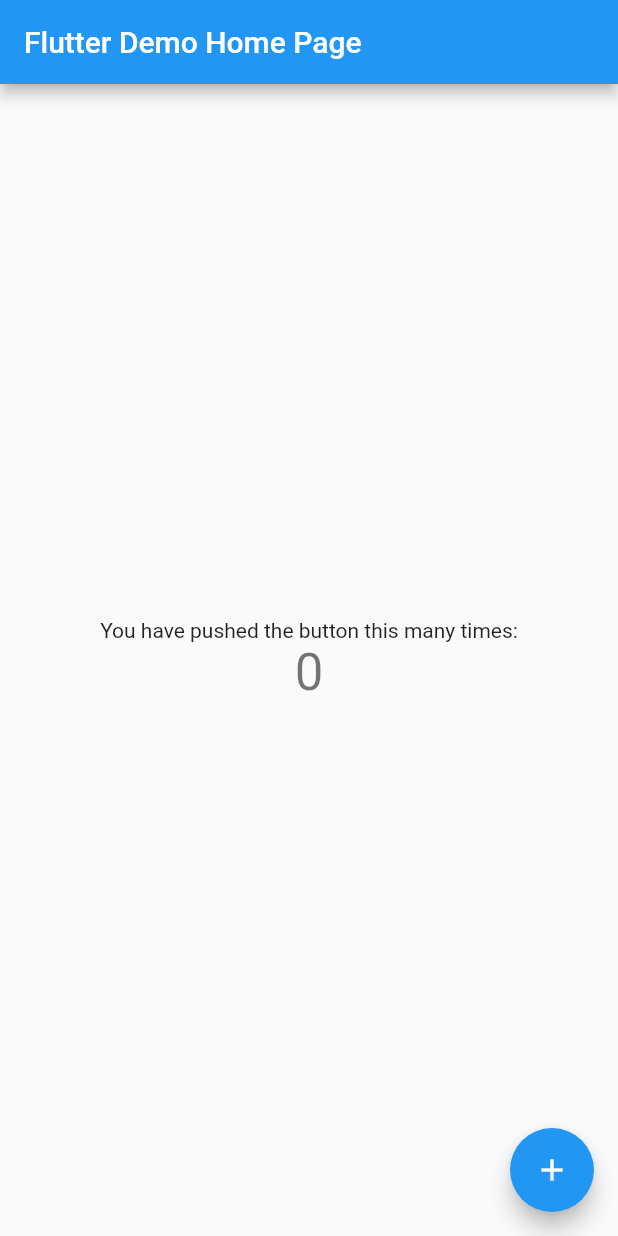
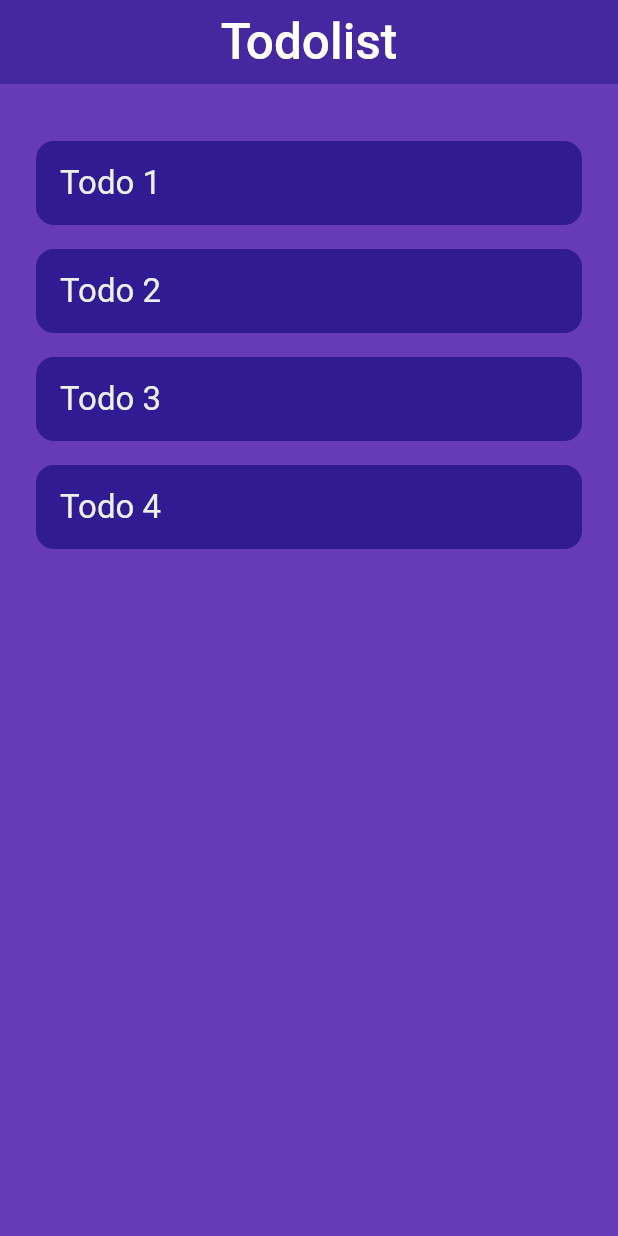
Before and after one commit to gddeazevedo/Todolist, a Flutter app: the screen it shows after launch, on a phone screen of 412 x 824 dp. Run offline on Flutter 3.47's test engine with Material 2 defaults, Android fonts, the phone set to English and light mode, and no system bars.

Commit message:
adding todo list

```diff
--- a/lib/main.dart
+++ b/lib/main.dart
@@ -1,117 +1,11 @@
 import 'package:flutter/material.dart';
+import 'package:todolist/screens/home.dart';
 
 void main() {
-  runApp(MyApp());
+  final app = MaterialApp(
+    title: 'Todolist',
+    home: Home(),
+  );
+
+  runApp(app);
 }
-
-class MyApp extends StatelessWidget {
-  // This widget is the root of your application.
-  @override
-  Widget build(BuildContext context) {
-    return MaterialApp(
-      title: 'Flutter Demo',
-      theme: ThemeData(
-        // This is the theme of your application.
-        //
-        // Try running your application with "flutter run". You'll see the
-        // application has a blue toolbar. Then, without quitting the app, try
-        // changing the primarySwatch below to Colors.green and then invoke
-        // "hot reload" (press "r" in the console where you ran "flutter run",
-        // or simply save your changes to "hot reload" in a Flutter IDE).
-        // Notice that the counter didn't reset back to zero; the application
-        // is not restarted.
-        primarySwatch: Colors.blue,
-        // This makes the visual density adapt to the platform that you run
-        // the app on. For desktop platforms, the controls will be smaller and
-        // closer together (more dense) than on mobile platforms.
-        visualDensity: VisualDensity.adaptivePlatformDensity,
-      ),
-      home: MyHomePage(title: 'Flutter Demo Home Page'),
-    );
-  }
-}
-
-class MyHomePage extends StatefulWidget {
-  MyHomePage({Key key, this.title}) : super(key: key);
-
-  // This widget is the home page of your application. It is stateful, meaning
-  // that it has a State object (defined below) that contains fields that affect
-  // how it looks.
-
-  // This class is the configuration for the state. It holds the values (in this
-  // case the title) provided by the parent (in this case the App widget) and
-  // used by the build method of the State. Fields in a Widget subclass are
-  // always marked "final".
-
-  final String title;
-
-  @override
-  _MyHomePageState createState() => _MyHomePageState();
-}
-
-class _MyHomePageState extends State<MyHomePage> {
-  int _counter = 0;
-
-  void _incrementCounter() {
-    setState(() {
-      // This call to setState tells the Flutter framework that something has
-      // changed in this State, which causes it to rerun the build method below
-      // so that the display can reflect the updated values. If we changed
-      // _counter without calling setState(), then the build method would not be
-      // called again, and so nothing would appear to happen.
-      _counter++;
-    });
-  }
-
-  @override
-  Widget build(BuildContext context) {
-    // This method is rerun every time setState is called, for instance as done
-    // by the _incrementCounter method above.
-    //
-    // The Flutter framework has been optimized to make rerunning build methods
-    // fast, so that you can just rebuild anything that needs updating rather
-    // than having to individually change instances of widgets.
-    return Scaffold(
-      appBar: AppBar(
-        // Here we take the value from the MyHomePage object that was created by
-        // the App.build method, and use it to set our appbar title.
-        title: Text(widget.title),
-      ),
-      body: Center(
-        // Center is a layout widget. It takes a single child and positions it
-        // in the middle of the parent.
-        child: Column(
-          // Column is also a layout widget. It takes a list of children and
-          // arranges them vertically. By default, it sizes itself to fit its
-          // children horizontally, and tries to be as tall as its parent.
-          //
-          // Invoke "debug painting" (press "p" in the console, choose the
-          // "Toggle Debug Paint" action from the Flutter Inspector in Android
-          // Studio, or the "Toggle Debug Paint" command in Visual Studio Code)
-          // to see the wireframe for each widget.
-          //
-          // Column has various properties to control how it sizes itself and
-          // how it positions its children. Here we use mainAxisAlignment to
-          // center the children vertically; the main axis here is the vertical
-          // axis because Columns are vertical (the cross axis would be
-          // horizontal).
-          mainAxisAlignment: MainAxisAlignment.center,
-          children: <Widget>[
-            Text(
-              'You have pushed the button this many times:',
-            ),
-            Text(
-              '$_counter',
-              style: Theme.of(context).textTheme.headline4,
-            ),
-          ],
-        ),
-      ),
-      floatingActionButton: FloatingActionButton(
-        onPressed: _incrementCounter,
-        tooltip: 'Increment',
-        child: Icon(Icons.add),
-      ), // This trailing comma makes auto-formatting nicer for build methods.
-    );
-  }
-}
--- /dev/null
+++ b/lib/models/todo.dart
@@ -0,0 +1,10 @@
+class Todo {
+  String title;
+  bool _isDone = false;
+
+  Todo({this.title});
+
+  void done() {
+    _isDone = true;
+  }
+}
--- /dev/null
+++ b/lib/screens/details.dart
@@ -0,0 +1,13 @@
+import 'package:flutter/material.dart';
+
+class Details extends StatefulWidget {
+  @override
+  _DetailsState createState() => _DetailsState();
+}
+
+class _DetailsState extends State<Details> {
+  @override
+  Widget build(BuildContext context) {
+    return null;
+  }
+}
--- /dev/null
+++ b/lib/screens/home.dart
@@ -0,0 +1,32 @@
+import 'package:flutter/material.dart';
+import 'package:todolist/widgets/todolist.dart';
+
+class Home extends StatelessWidget {
+  @override
+  Widget build(BuildContext context) {
+    return Scaffold(
+      backgroundColor: Colors.deepPurple[500],
+      appBar: AppBar(
+        title: Text(
+          'Todolist',
+          style: TextStyle(
+            fontSize: 33,
+          ),
+        ),
+        elevation: 0,
+        backgroundColor: Colors.deepPurple[800],
+        centerTitle: true,
+      ),
+      body: Container(
+        child: Column(
+          children: <Widget>[
+            SizedBox(height: 30),
+            Flexible(
+              child: TodoList(),
+            )
+          ],
+        ),
+      ),
+    );
+  }
+}
--- /dev/null
+++ b/lib/widgets/todolist.dart
@@ -0,0 +1,49 @@
+import 'package:flutter/material.dart';
+import 'package:todolist/models/todo.dart';
+
+class TodoList extends StatefulWidget {
+  @override
+  _TodoListState createState() => _TodoListState();
+}
+
+class _TodoListState extends State<TodoList> {
+  List<Todo> _todos = [
+    Todo(title: 'Todo 1'),
+    Todo(title: 'Todo 2'),
+    Todo(title: 'Todo 3'),
+    Todo(title: 'Todo 4'),
+  ];
+
+  Widget _itemBuilder(BuildContext context, int index) {
+    return Padding(
+      padding: EdgeInsets.symmetric(vertical: 4, horizontal: 20),
+      child: Card(
+        elevation: 0,
+        color: Colors.deepPurple[900],
+        shape: RoundedRectangleBorder(
+          borderRadius: BorderRadius.all(Radius.circular(12)),
+        ),
+        child: Container(
+          child: ListTile(
+            onTap: () => setState(() => print(_todos[index])),
+            title: Text(
+              _todos[index].title,
+              style: TextStyle(
+                fontSize: 22,
+                color: Colors.grey[200],
+              ),
+            ),
+          ),
+        ),
+      ),
+    );
+  }
+
+  @override
+  Widget build(BuildContext context) {
+    return ListView.builder(
+      itemCount: _todos.length,
+      itemBuilder: _itemBuilder,
+    );
+  }
+}
```
Also changed, not shown: 2 other files.
